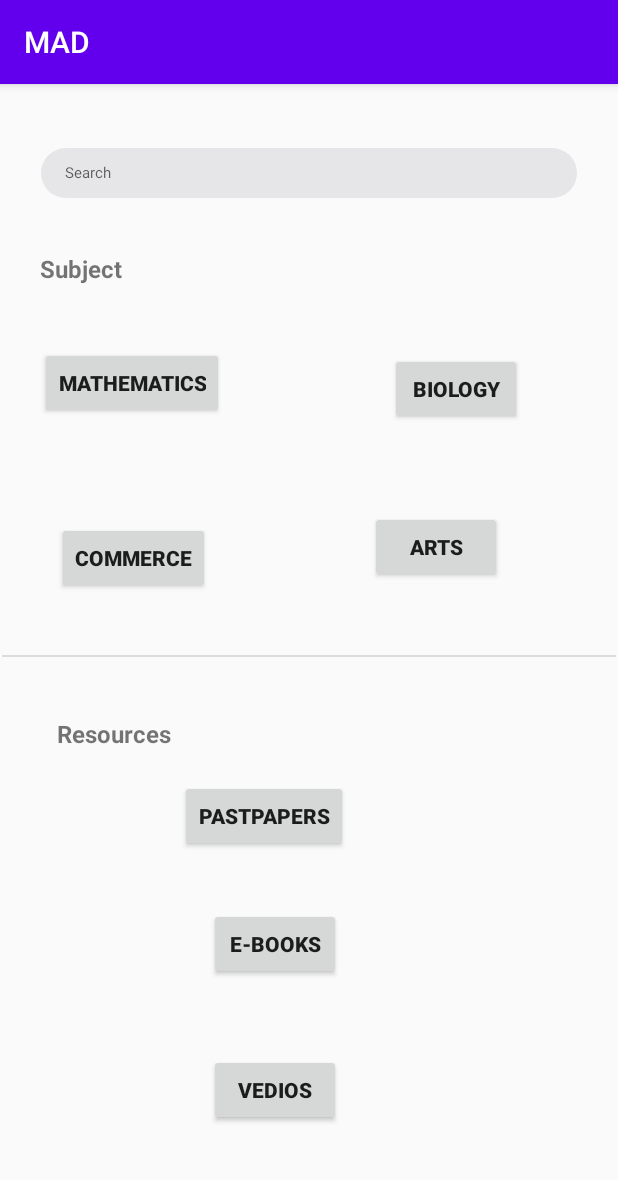
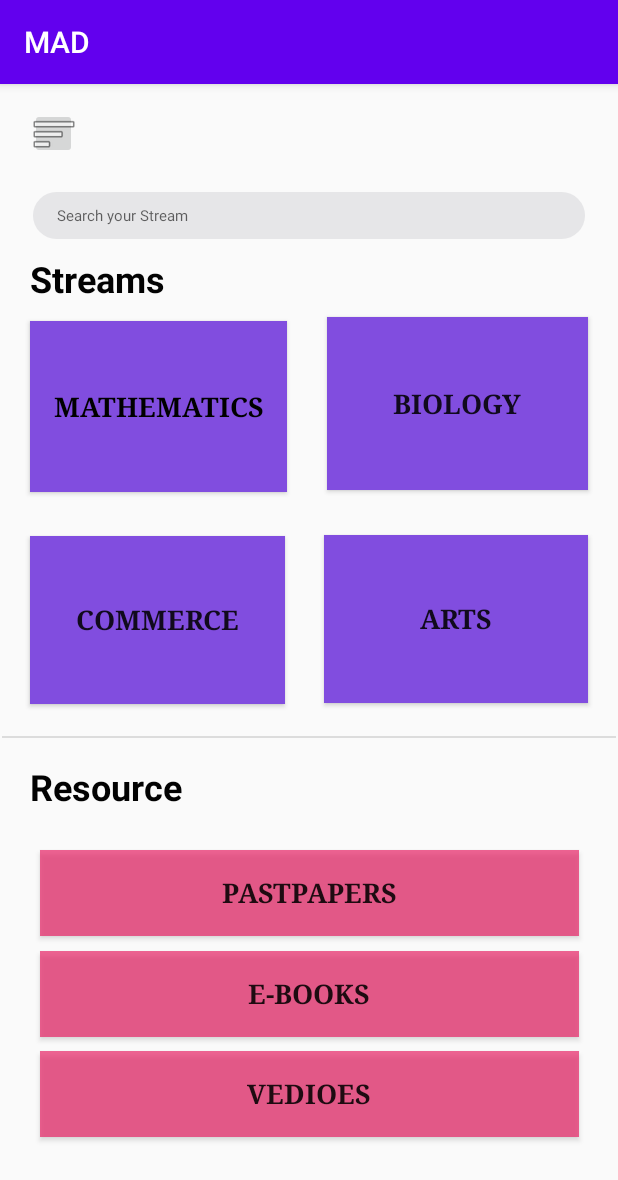
Before and after one commit to rajitha-mahesh/madproject, an Android app: the subject screen opened directly, with no data from a screen before it, on a phone screen of 412 x 824 dp. Shown: the top 1180 px of the screen. Run offline under Robolectric (Android 15) with nearby library versions, the light colour scheme and no system bars.

Commit message:
commit update

```diff
--- a/app/src/main/res/layout/activity_module.xml
+++ b/app/src/main/res/layout/activity_module.xml
@@ -6,15 +6,49 @@
     android:layout_height="match_parent"
     tools:context=".module">
 
+    <ImageView
+        android:id="@+id/imageView8"
+        android:layout_width="38dp"
+        android:layout_height="38dp"
+        android:layout_marginTop="16dp"
+        android:layout_marginEnd="20dp"
+        android:layout_marginRight="20dp"
+        app:layout_constraintEnd_toEndOf="parent"
+        app:layout_constraintTop_toTopOf="parent"
+        tools:srcCompat="@tools:sample/avatars" />
+
+    <ImageButton
+        android:id="@+id/imageButton3"
+        android:layout_width="31dp"
+        android:layout_height="34dp"
+        android:layout_marginStart="20dp"
+        android:layout_marginLeft="20dp"
+        android:layout_marginTop="16dp"
+        android:layout_marginEnd="289dp"
+        android:layout_marginRight="289dp"
+        android:layout_marginBottom="22dp"
+        app:layout_constraintBottom_toTopOf="@+id/etSearch"
+        app:layout_constraintEnd_toStartOf="@+id/imageView7"
+        app:layout_constraintHorizontal_bias="0.0"
+        app:layout_constraintStart_toStartOf="parent"
+        app:layout_constraintTop_toTopOf="parent"
+        app:layout_constraintVertical_bias="0.0"
+        app:srcCompat="@android:drawable/ic_menu_sort_by_size"
+        tools:ignore="SpeakableTextPresentCheck,TouchTargetSizeCheck" />
+
     <EditText
         android:id="@+id/etSerach3"
         android:layout_width="357dp"
         android:layout_height="33dp"
+        android:layout_marginStart="20dp"
+        android:layout_marginLeft="20dp"
+        android:layout_marginEnd="20dp"
+        android:layout_marginRight="20dp"
         android:layout_marginBottom="32dp"
         android:background="@drawable/search_bg"
         android:drawablePadding="16dp"
         android:ems="10"
-        android:hint="Search"
+        android:hint="Search for Module"
         android:inputType="textPersonName"
         android:paddingLeft="16dp"
         android:singleLine="true"
@@ -23,24 +57,33 @@
         app:layout_constraintEnd_toEndOf="parent"
         app:layout_constraintStart_toStartOf="parent"
         app:layout_constraintTop_toTopOf="parent"
-        app:layout_constraintVertical_bias="0.07" />
+        app:layout_constraintVertical_bias="0.103"
+        tools:ignore="TouchTargetSizeCheck" />
 
     <Button
         android:id="@+id/b4CM"
         android:layout_width="wrap_content"
         android:layout_height="wrap_content"
+        android:layout_marginStart="20dp"
+        android:layout_marginLeft="20dp"
+        android:layout_marginEnd="20dp"
+        android:layout_marginRight="20dp"
         android:text="Combined Maths"
         app:layout_constraintBottom_toBottomOf="parent"
         app:layout_constraintEnd_toEndOf="parent"
-        app:layout_constraintHorizontal_bias="0.498"
+        app:layout_constraintHorizontal_bias="0.497"
         app:layout_constraintStart_toStartOf="parent"
         app:layout_constraintTop_toBottomOf="@+id/etSerach3"
-        app:layout_constraintVertical_bias="0.102" />
+        app:layout_constraintVertical_bias="0.141" />
 
     <Button
         android:id="@+id/b5Physics"
         android:layout_width="wrap_content"
         android:layout_height="wrap_content"
+        android:layout_marginStart="20dp"
+        android:layout_marginLeft="20dp"
+        android:layout_marginEnd="20dp"
+        android:layout_marginRight="20dp"
         android:text="Physics"
         app:layout_constraintBottom_toBottomOf="parent"
         app:layout_constraintEnd_toEndOf="parent"
@@ -53,6 +96,10 @@
         android:id="@+id/b6Chemistry"
         android:layout_width="wrap_content"
         android:layout_height="wrap_content"
+        android:layout_marginStart="20dp"
+        android:layout_marginLeft="20dp"
+        android:layout_marginEnd="20dp"
+        android:layout_marginRight="20dp"
         android:text="Chemistry"
         app:layout_constraintBottom_toBottomOf="parent"
         app:layout_constraintEnd_toEndOf="parent"
@@ -64,7 +111,11 @@
         android:id="@+id/b7Ict"
         android:layout_width="wrap_content"
         android:layout_height="wrap_content"
+        android:layout_marginStart="20dp"
+        android:layout_marginLeft="20dp"
         android:layout_marginTop="32dp"
+        android:layout_marginEnd="20dp"
+        android:layout_marginRight="20dp"
         android:text="Information technology"
         app:layout_constraintBottom_toBottomOf="parent"
         app:layout_constraintEnd_toEndOf="parent"
@@ -89,6 +140,10 @@
         android:id="@+id/imageButton2"
         android:layout_width="328dp"
         android:layout_height="213dp"
+        android:layout_marginStart="20dp"
+        android:layout_marginLeft="20dp"
+        android:layout_marginEnd="20dp"
+        android:layout_marginRight="20dp"
         android:layout_marginBottom="40dp"
         app:layout_constraintBottom_toBottomOf="parent"
         app:layout_constraintEnd_toEndOf="parent"
@@ -96,6 +151,18 @@
         app:layout_constraintStart_toStartOf="parent"
         app:layout_constraintTop_toTopOf="@+id/divider2"
         app:layout_constraintVertical_bias="1.0"
-        app:srcCompat="@drawable/ad_image" />
+        app:srcCompat="@drawable/ad_image"
+        tools:ignore="SpeakableTextPresentCheck" />
+
+    <TextView
+        android:id="@+id/tvMathss5"
+        android:layout_width="wrap_content"
+        android:layout_height="wrap_content"
+        android:layout_marginStart="20dp"
+        android:layout_marginLeft="20dp"
+        android:layout_marginTop="31dp"
+        android:text="Mathematics"
+        app:layout_constraintStart_toStartOf="parent"
+        app:layout_constraintTop_toBottomOf="@+id/etSerach3" />
 
 </android.support.constraint.ConstraintLayout>
--- a/app/src/main/res/layout/activity_subject.xml
+++ b/app/src/main/res/layout/activity_subject.xml
@@ -4,159 +4,214 @@
     xmlns:tools="http://schemas.android.com/tools"
     android:layout_width="match_parent"
     android:layout_height="match_parent"
+    android:longClickable="true"
     tools:context=".subject">
 
     <EditText
         android:id="@+id/etSearch"
-        android:layout_width="357dp"
-        android:layout_height="33dp"
-        android:layout_marginBottom="32dp"
+        android:layout_width="368dp"
+        android:layout_height="31dp"
+        android:layout_marginStart="20dp"
+        android:layout_marginLeft="20dp"
+        android:layout_marginTop="18dp"
+        android:layout_marginEnd="20dp"
+        android:layout_marginRight="20dp"
+        android:layout_marginBottom="10dp"
         android:background="@drawable/search_bg"
         android:drawablePadding="16dp"
         android:ems="10"
-        android:hint="Search"
+        android:hint="Search your Stream"
         android:inputType="textPersonName"
         android:paddingLeft="16dp"
         android:singleLine="true"
         android:textSize="10sp"
-        app:layout_constraintBottom_toBottomOf="parent"
+        app:layout_constraintBottom_toTopOf="@+id/tvSubject"
         app:layout_constraintEnd_toEndOf="parent"
         app:layout_constraintStart_toStartOf="parent"
-        app:layout_constraintTop_toTopOf="parent"
-        app:layout_constraintVertical_bias="0.061" />
+        app:layout_constraintTop_toBottomOf="@+id/imageView7" />
 
     <TextView
         android:id="@+id/tvSubject"
-        android:layout_width="92dp"
-        android:layout_height="23dp"
-        android:layout_marginTop="36dp"
-        android:text="Subject"
-        android:textSize="16sp"
+        android:layout_width="95dp"
+        android:layout_height="31dp"
+        android:layout_marginStart="20dp"
+        android:layout_marginLeft="20dp"
+        android:layout_marginTop="10dp"
+        android:text="Streams"
+        android:textColor="#020202"
+        android:textSize="24sp"
         android:textStyle="bold"
-        app:layout_constraintBottom_toBottomOf="parent"
-        app:layout_constraintEnd_toEndOf="parent"
-        app:layout_constraintHorizontal_bias="0.084"
         app:layout_constraintStart_toStartOf="parent"
-        app:layout_constraintTop_toBottomOf="@+id/etSearch"
-        app:layout_constraintVertical_bias="0.0" />
+        app:layout_constraintTop_toBottomOf="@+id/etSearch" />
+
+    <TextView
+        android:id="@+id/tvSubject2"
+        android:layout_width="107dp"
+        android:layout_height="33dp"
+        android:layout_marginStart="20dp"
+        android:layout_marginLeft="20dp"
+        android:layout_marginTop="16dp"
+        android:text="Resources"
+        android:textColor="#020202"
+        android:textSize="24sp"
+        android:textStyle="bold"
+        app:layout_constraintStart_toStartOf="parent"
+        app:layout_constraintTop_toBottomOf="@+id/divider" />
 
     <Button
         android:id="@+id/button2"
-        android:layout_width="wrap_content"
-        android:layout_height="wrap_content"
+        android:layout_width="171dp"
+        android:layout_height="114dp"
+        android:layout_marginStart="20dp"
+        android:layout_marginLeft="20dp"
+        android:layout_marginTop="13dp"
+        android:background="#814DDF"
+        android:ellipsize="start"
         android:text="Mathematics"
+        android:textColor="#000000"
+        android:textSize="18sp"
         android:textStyle="bold"
-        app:layout_constraintBottom_toBottomOf="parent"
-        app:layout_constraintEnd_toEndOf="parent"
-        app:layout_constraintHorizontal_bias="0.093"
+        android:typeface="serif"
         app:layout_constraintStart_toStartOf="parent"
-        app:layout_constraintTop_toBottomOf="@+id/tvSubject"
-        app:layout_constraintVertical_bias="0.068" />
+        app:layout_constraintTop_toBottomOf="@+id/tvSubject" />
 
     <Button
         android:id="@+id/button3"
-        android:layout_width="wrap_content"
-        android:layout_height="wrap_content"
-        android:layout_marginTop="44dp"
+        android:layout_width="174dp"
+        android:layout_height="115dp"
+        android:layout_marginTop="52dp"
+        android:layout_marginEnd="20dp"
+        android:layout_marginRight="20dp"
+        android:background="#814DDF"
         android:text="Biology"
+        android:textSize="18sp"
         android:textStyle="bold"
-        app:layout_constraintBottom_toTopOf="@+id/b5Arts"
+        android:typeface="serif"
         app:layout_constraintEnd_toEndOf="parent"
-        app:layout_constraintHorizontal_bias="0.635"
-        app:layout_constraintStart_toEndOf="@+id/button2"
-        app:layout_constraintTop_toBottomOf="@+id/tvSubject"
-        app:layout_constraintVertical_bias="0.0" />
+        app:layout_constraintTop_toBottomOf="@+id/etSearch" />
 
     <Button
         android:id="@+id/b4Commerce"
-        android:layout_width="wrap_content"
-        android:layout_height="wrap_content"
+        android:layout_width="170dp"
+        android:layout_height="112dp"
+        android:layout_marginStart="20dp"
+        android:layout_marginLeft="20dp"
+        android:layout_marginTop="29dp"
+        android:background="#814DDF"
         android:text="Commerce"
+        android:textSize="18sp"
         android:textStyle="bold"
-        app:layout_constraintBottom_toBottomOf="parent"
-        app:layout_constraintEnd_toEndOf="parent"
-        app:layout_constraintHorizontal_bias="0.122"
+        android:typeface="serif"
         app:layout_constraintStart_toStartOf="parent"
-        app:layout_constraintTop_toBottomOf="@+id/button2"
-        app:layout_constraintVertical_bias="0.138" />
+        app:layout_constraintTop_toBottomOf="@+id/button2" />
 
     <Button
         android:id="@+id/b5Arts"
-        android:layout_width="wrap_content"
-        android:layout_height="wrap_content"
+        android:layout_width="176dp"
+        android:layout_height="112dp"
+        android:layout_marginTop="30dp"
+        android:layout_marginEnd="20dp"
+        android:layout_marginRight="20dp"
+        android:background="#814DDF"
         android:text="Arts"
+        android:textSize="18sp"
         android:textStyle="bold"
-        app:layout_constraintBottom_toBottomOf="parent"
+        android:typeface="serif"
         app:layout_constraintEnd_toEndOf="parent"
-        app:layout_constraintHorizontal_bias="0.581"
-        app:layout_constraintStart_toEndOf="@+id/b4Commerce"
-        app:layout_constraintTop_toBottomOf="@+id/button2"
-        app:layout_constraintVertical_bias="0.123" />
+        app:layout_constraintTop_toBottomOf="@+id/button3" />
 
     <View
         android:id="@+id/divider"
         android:layout_width="409dp"
         android:layout_height="1dp"
-        android:layout_marginTop="48dp"
+        android:layout_marginStart="1dp"
+        android:layout_marginLeft="1dp"
+        android:layout_marginTop="22dp"
         android:background="?android:attr/listDivider"
-        app:layout_constraintBottom_toBottomOf="parent"
-        app:layout_constraintEnd_toEndOf="parent"
         app:layout_constraintStart_toStartOf="parent"
-        app:layout_constraintTop_toBottomOf="@+id/b5Arts"
-        app:layout_constraintVertical_bias="0.0" />
-
-    <TextView
-        android:id="@+id/tvResources"
-        android:layout_width="wrap_content"
-        android:layout_height="wrap_content"
-        android:layout_marginTop="36dp"
-        android:text="Resources"
-        android:textSize="16sp"
-        android:textStyle="bold"
-        app:layout_constraintBottom_toBottomOf="parent"
-        app:layout_constraintEnd_toEndOf="parent"
-        app:layout_constraintHorizontal_bias="0.113"
-        app:layout_constraintStart_toStartOf="parent"
-        app:layout_constraintTop_toBottomOf="@+id/divider"
-        app:layout_constraintVertical_bias="0.012" />
+        app:layout_constraintTop_toBottomOf="@+id/b5Arts" />
 
     <Button
         android:id="@+id/b6pastpapers"
-        android:layout_width="wrap_content"
-        android:layout_height="wrap_content"
+        android:layout_width="359dp"
+        android:layout_height="57dp"
+        android:layout_marginStart="20dp"
+        android:layout_marginLeft="20dp"
+        android:layout_marginTop="25dp"
+        android:layout_marginEnd="20dp"
+        android:layout_marginRight="20dp"
+        android:background="#ADE91E63"
         android:text="Pastpapers"
+        android:textSize="18sp"
         android:textStyle="bold"
-        app:layout_constraintBottom_toBottomOf="parent"
+        android:typeface="serif"
         app:layout_constraintEnd_toEndOf="parent"
-        app:layout_constraintHorizontal_bias="0.4"
         app:layout_constraintStart_toStartOf="parent"
-        app:layout_constraintTop_toBottomOf="@+id/tvResources"
-        app:layout_constraintVertical_bias="0.073" />
+        app:layout_constraintTop_toBottomOf="@+id/tvSubject2" />
 
     <Button
-        android:id="@+id/b7ebooks"
-        android:layout_width="wrap_content"
-        android:layout_height="wrap_content"
+        android:id="@+id/b6pastpapers4"
+        android:layout_width="359dp"
+        android:layout_height="57dp"
+        android:layout_marginStart="20dp"
+        android:layout_marginLeft="20dp"
+        android:layout_marginTop="10dp"
+        android:layout_marginEnd="20dp"
+        android:layout_marginRight="20dp"
+        android:background="#ADE91E63"
         android:text="E-Books"
+        android:textSize="18sp"
         android:textStyle="bold"
-        app:layout_constraintBottom_toBottomOf="parent"
+        android:typeface="serif"
         app:layout_constraintEnd_toEndOf="parent"
-        app:layout_constraintHorizontal_bias="0.43"
         app:layout_constraintStart_toStartOf="parent"
-        app:layout_constraintTop_toBottomOf="@+id/b6pastpapers"
-        app:layout_constraintVertical_bias="0.181" />
+        app:layout_constraintTop_toBottomOf="@+id/b6pastpapers" />
 
     <Button
-        android:id="@+id/b8Vedios"
-        android:layout_width="wrap_content"
-        android:layout_height="wrap_content"
-        android:layout_marginTop="31dp"
-        android:text="Vedios"
+        android:id="@+id/b6pastpapers5"
+        android:layout_width="359dp"
+        android:layout_height="57dp"
+        android:layout_marginStart="20dp"
+        android:layout_marginLeft="20dp"
+        android:layout_marginTop="9dp"
+        android:layout_marginEnd="20dp"
+        android:layout_marginRight="20dp"
+        android:background="#ADE91E63"
+        android:text="Vedioes"
+        android:textSize="18sp"
         android:textStyle="bold"
-        app:layout_constraintBottom_toBottomOf="parent"
+        android:typeface="serif"
         app:layout_constraintEnd_toEndOf="parent"
-        app:layout_constraintHorizontal_bias="0.43"
         app:layout_constraintStart_toStartOf="parent"
-        app:layout_constraintTop_toBottomOf="@+id/b7ebooks"
-        app:layout_constraintVertical_bias="0.198" />
+        app:layout_constraintTop_toBottomOf="@+id/b6pastpapers4" />
+
+    <ImageButton
+        android:id="@+id/imageButton"
+        android:layout_width="31dp"
+        android:layout_height="34dp"
+        android:layout_marginStart="20dp"
+        android:layout_marginLeft="20dp"
+        android:layout_marginTop="16dp"
+        android:layout_marginEnd="289dp"
+        android:layout_marginRight="289dp"
+        android:layout_marginBottom="22dp"
+        app:layout_constraintBottom_toTopOf="@+id/etSearch"
+        app:layout_constraintEnd_toStartOf="@+id/imageView7"
+        app:layout_constraintHorizontal_bias="0.0"
+        app:layout_constraintStart_toStartOf="parent"
+        app:layout_constraintTop_toTopOf="parent"
+        app:layout_constraintVertical_bias="0.0"
+        app:srcCompat="@android:drawable/ic_menu_sort_by_size" />
+
+    <ImageView
+        android:id="@+id/imageView7"
+        android:layout_width="38dp"
+        android:layout_height="38dp"
+        android:layout_marginTop="16dp"
+        android:layout_marginEnd="20dp"
+        android:layout_marginRight="20dp"
+        app:layout_constraintEnd_toEndOf="parent"
+        app:layout_constraintTop_toTopOf="parent"
+        tools:srcCompat="@tools:sample/avatars" />
+
 </android.support.constraint.ConstraintLayout>
```
